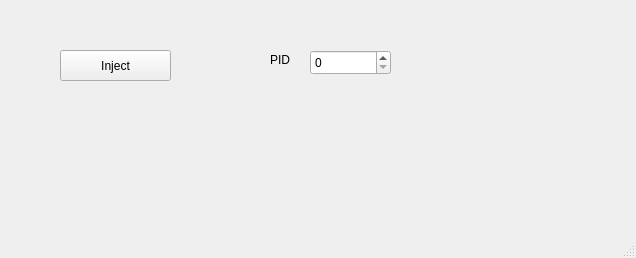
Before: the Qt Designer form oloJector/mainwindow.ui in Sarapuce/oloJector, drawn with Qt 5.
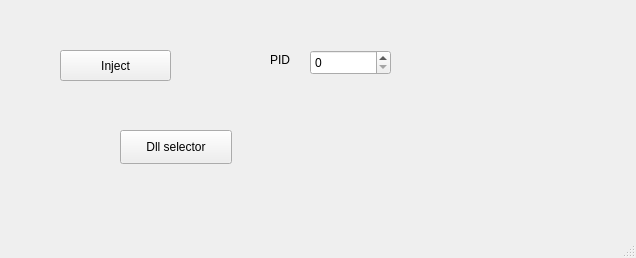
After: the same form once the commit is applied.

What changed in the file:
```diff
--- a/oloJector/mainwindow.ui
+++ b/oloJector/mainwindow.ui
@@ -53,6 +53,19 @@
      <string>PID</string>
     </property>
    </widget>
+   <widget class="QPushButton" name="pushButton_2">
+    <property name="geometry">
+     <rect>
+      <x>120</x>
+      <y>130</y>
+      <width>112</width>
+      <height>34</height>
+     </rect>
+    </property>
+    <property name="text">
+     <string>Dll selector</string>
+    </property>
+   </widget>
   </widget>
   <widget class="QMenuBar" name="menubar">
    <property name="geometry">
```
